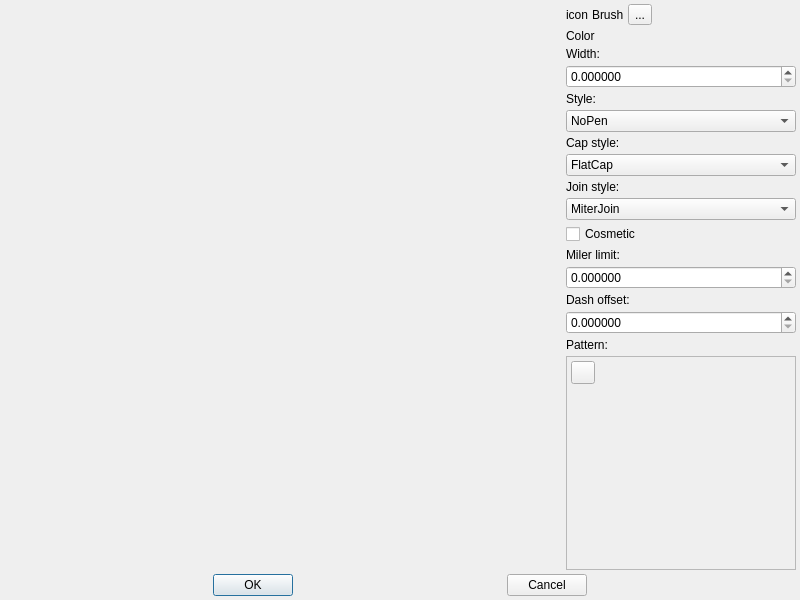
Above: src/property/dialogs/peneditdialog.ui from Gris87/ObjectController before the change. Below: the same form after it.
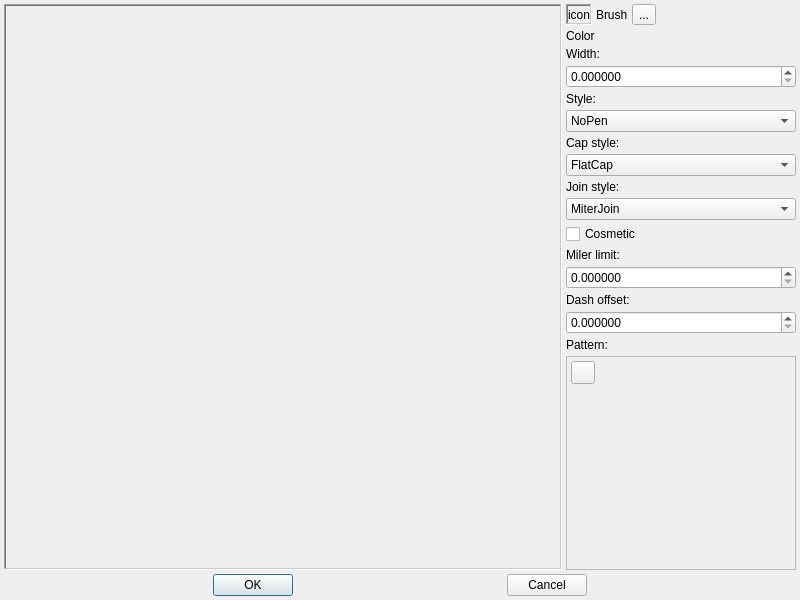
That is the form after the change. Icons and pictures are not drawn.

Commit message: Frames for images

```diff
--- a/src/property/dialogs/peneditdialog.ui
+++ b/src/property/dialogs/peneditdialog.ui
@@ -32,6 +32,21 @@
       <number>4</number>
      </property>
      <item>
+      <widget class="QFrame" name="resultFrame">
+       <property name="frameShape">
+        <enum>QFrame::WinPanel</enum>
+       </property>
+       <property name="frameShadow">
+        <enum>QFrame::Sunken</enum>
+       </property>
+       <layout class="QVBoxLayout" name="verticalLayout_4">
+        <property name="spacing">
+         <number>0</number>
+        </property>
+        <property name="margin">
+         <number>0</number>
+        </property>
+        <item>
       <widget class="QLabel" name="resultLabel">
        <property name="sizePolicy">
         <sizepolicy hsizetype="MinimumExpanding" vsizetype="MinimumExpanding">
@@ -47,6 +62,9 @@
        </property>
       </widget>
      </item>
+       </layout>
+      </widget>
+     </item>
      <item>
       <widget class="QWidget" name="propertiesWidget" native="true">
        <property name="minimumSize">
@@ -74,10 +92,28 @@
            <number>4</number>
           </property>
           <item>
+           <widget class="QFrame" name="brushFrame">
+            <property name="frameShape">
+             <enum>QFrame::WinPanel</enum>
+            </property>
+            <property name="frameShadow">
+             <enum>QFrame::Sunken</enum>
+            </property>
+            <layout class="QVBoxLayout" name="verticalLayout_2">
+             <property name="spacing">
+              <number>0</number>
+             </property>
+             <property name="margin">
+              <number>0</number>
+             </property>
+             <item>
            <widget class="QLabel" name="brushIconLabel">
             <property name="text">
              <string>icon</string>
             </property>
+              </widget>
+             </item>
+            </layout>
            </widget>
           </item>
           <item>
```
Lines whose indentation alone changed are shown as unchanged. The commit also changes 14 other files.
